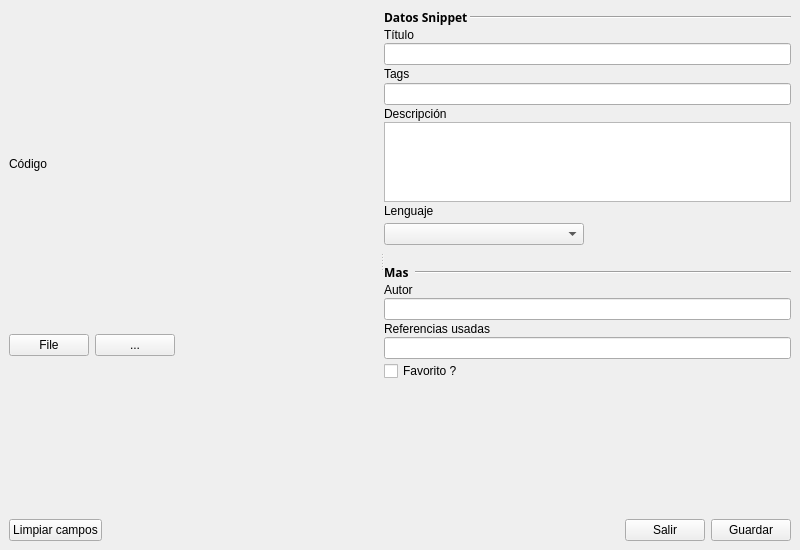
The window that gui/wAgregarSnippet.ui (emilianox/Fragmentos) describes before a commit, drawn with Qt 5.
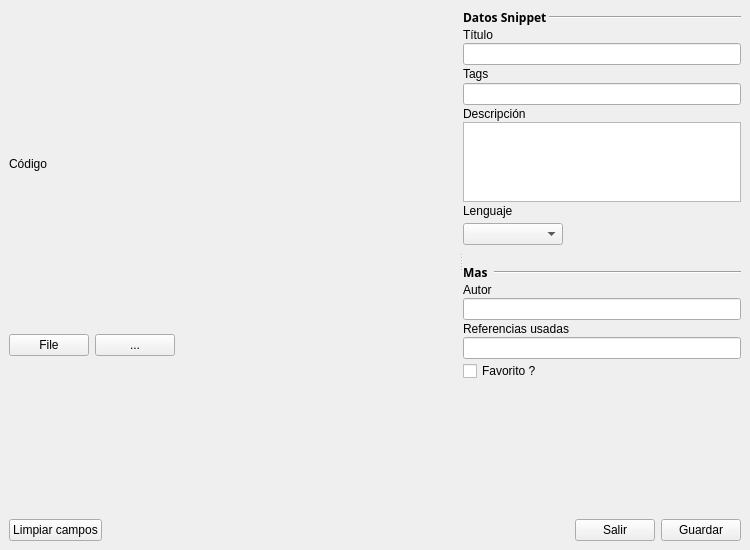
The same window after the commit.

Commit message: arreglado agregar spaces eliminado main form beta add FIXME:agregar snnipet dbutils FIX newDATABASE

Patch:
```diff
--- a/gui/wAgregarSnippet.ui
+++ b/gui/wAgregarSnippet.ui
@@ -6,7 +6,7 @@
    <rect>
     <x>0</x>
     <y>0</y>
-    <width>800</width>
+    <width>750</width>
     <height>550</height>
    </rect>
   </property>
@@ -17,10 +17,16 @@
    <layout class="QVBoxLayout" name="verticalLayout_12">
     <item>
      <widget class="QSplitter" name="splitter">
+      <property name="sizePolicy">
+       <sizepolicy hsizetype="Minimum" vsizetype="Expanding">
+        <horstretch>0</horstretch>
+        <verstretch>0</verstretch>
+       </sizepolicy>
+      </property>
       <property name="orientation">
        <enum>Qt::Horizontal</enum>
       </property>
-      <widget class="QWidget" name="">
+      <widget class="QWidget" name="layoutWidget">
        <layout class="QVBoxLayout" name="verticalLayout_7">
         <item>
          <layout class="QVBoxLayout" name="verticalLayout_6">
@@ -275,7 +281,7 @@
                 </property>
                 <property name="minimumSize">
                  <size>
-                  <width>200</width>
+                  <width>100</width>
                   <height>0</height>
                  </size>
                 </property>
@@ -308,7 +314,7 @@
             </property>
             <property name="sizeHint" stdset="0">
              <size>
-              <width>407</width>
+              <width>0</width>
               <height>13</height>
              </size>
             </property>
```
The commit also changes 3 other files.
